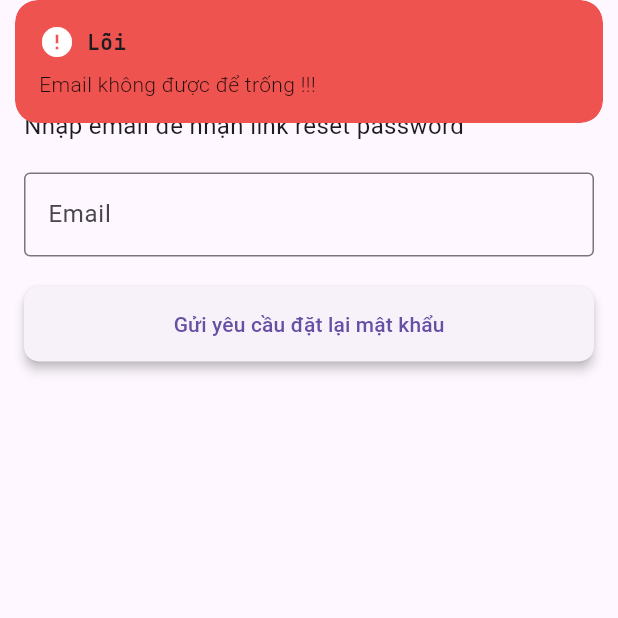
After one commit to quyok808/mobile_English, a Flutter app: the ForgotPasswordView screen opened by its route, after a tap on "Gửi yêu cầu đặt lại mật khẩu", on a phone screen of 412 x 824 dp, the top half of it. The commit adds this screen. Run offline on Flutter 3.47's test engine with Material 3 defaults, Android fonts, the phone set to English and light mode, and no system bars; our stand-ins replace cloud_firestore, firebase_auth, firebase_core, get, google_fonts, image_picker and 1 more; missing offline and left inert: mailer; accounts and stored records are empty.

Commit message:
Insert quên mật khẩu, xác thực tài khoản bằng OTP

```diff
--- a/lib/app/modules/auth/controllers/auth_controller.dart
+++ b/lib/app/modules/auth/controllers/auth_controller.dart
@@ -1,9 +1,18 @@
+// ignore_for_file: avoid_print, deprecated_member_use
+
+import 'dart:math';
+
+import 'package:cloud_firestore/cloud_firestore.dart';
 import 'package:firebase_auth/firebase_auth.dart';
 import 'package:get/get.dart';
+import 'package:mailer/mailer.dart';
+import 'package:mailer/smtp_server.dart';
+import 'package:onlya_english/app/themes/theme.dart';
 import 'package:shared_preferences/shared_preferences.dart';
 
 class AuthController extends GetxController {
   final FirebaseAuth _firebaseAuth = FirebaseAuth.instance;
+  final FirebaseFirestore _firestore = FirebaseFirestore.instance;
 
   // Trạng thái người dùng hiện tại
   Rx<User?> currentUser = Rx<User?>(null);
@@ -38,16 +47,113 @@ class AuthController extends GetxController {
       );
 
       if (userCredential.user != null) {
+        // Cập nhật display name
         await userCredential.user!.updateDisplayName(displayName);
-        await userCredential.user!.reload();
-        currentUser.value =
-            _firebaseAuth.currentUser; // Cập nhật thông tin người dùng
+
+        // Tạo OTP
+        String otp = generateOTP();
+        await saveOTP(email, otp);
+
+        // Gửi OTP qua email
+        await sendOTPEmail(email, otp);
+
+        // Đăng xuất để chờ xác nhận OTP
+        await _firebaseAuth.signOut();
+
+        Get.snackbar(
+          'Verify Email',
+          'An OTP has been sent to $email. Please verify.',
+          snackPosition: SnackPosition.TOP,
+        );
+
+        return true;
       }
-
-      return true;
+      return false;
     } catch (e) {
       print('Registration Error: $e');
       return false;
+    }
+  }
+
+  Future<bool> verifyOTP(String email, String inputOTP) async {
+    try {
+      DocumentSnapshot otpDoc =
+          await _firestore.collection('otps').doc(email).get();
+
+      if (otpDoc.exists && otpDoc['otp'] == inputOTP) {
+        await _firestore
+            .collection('otps')
+            .doc(email)
+            .delete(); // Xoá OTP sau khi xác minh
+        return true;
+      }
+      return false;
+    } catch (e) {
+      print('OTP Verification Error: $e');
+      return false;
+    }
+  }
+
+  // Tạo mã OTP ngẫu nhiên
+  String generateOTP() {
+    Random random = Random();
+    return (100000 + random.nextInt(900000)).toString(); // 6 chữ số
+  }
+
+  // Lưu OTP vào Firestore
+  Future<void> saveOTP(String email, String otp) async {
+    await _firestore.collection('otps').doc(email).set({'otp': otp});
+  }
+
+  // Gửi OTP qua email
+  Future<void> sendOTPEmail(String email, String otp) async {
+    String username = 'quyok8080@gmail.com'; // Địa chỉ email của bạn
+    String password = 'uaab ylsf uikl mnnd'; // Mật khẩu email
+
+    final smtpServer =
+        gmail(username, password); // Hoặc cấu hình SMTP của riêng bạn
+    final message = Message()
+      ..from = Address(username, 'OnlyA English')
+      ..recipients.add(email)
+      ..subject = 'Your OTP Code'
+      ..text = 'Your OTP code is: $otp';
+
+    try {
+      final sendReport = await send(message, smtpServer);
+      print('OTP Sent: ${sendReport.toString()}');
+    } catch (e) {
+      print('OTP Send Error: $e');
+    }
+  }
+
+  // Gửi OTP qua email
+  Future<void> reSendOTPEmail(String email) async {
+    //Xoá otp trước đã lưu
+    DocumentSnapshot otpDoc =
+        await _firestore.collection('otps').doc(email).get();
+
+    if (otpDoc.exists) {
+      await _firestore
+          .collection('otps')
+          .doc(email)
+          .delete(); // Xoá OTP sau khi xác minh
+    }
+    //Tạo otp mới
+    String otp = generateOTP();
+    saveOTP(email, otp);
+    //Gửi email
+    sendOTPEmail(email, otp);
+  }
+
+  // Gửi email khôi phục mật khẩu
+  Future<bool> sendPasswordResetEmail(String email) async {
+    try {
+      // Gửi email khôi phục mật khẩu
+      await _firebaseAuth.sendPasswordResetEmail(email: email);
+      return true; // Email gửi thành công
+    } catch (e) {
+      print('Password Reset Error: $e');
+      return false; // Gửi email thất bại
     }
   }
 
@@ -88,7 +194,7 @@ class AuthController extends GetxController {
       Get.snackbar(
         'Error',
         'An error occurred while logging out: $e',
-        snackPosition: SnackPosition.BOTTOM,
+        snackPosition: SnackPosition.TOP,
       );
     }
   }
--- /dev/null
+++ b/lib/app/modules/login/views/reset_password_view.dart
@@ -0,0 +1,78 @@
+// ignore_for_file: use_key_in_widget_constructors, prefer_const_constructors
+
+import 'package:flutter/material.dart';
+import 'package:get/get.dart';
+import 'package:onlya_english/app/themes/theme.dart';
+import '../../auth/controllers/auth_controller.dart';
+
+class ForgotPasswordView extends StatelessWidget {
+  final TextEditingController emailController = TextEditingController();
+
+  @override
+  Widget build(BuildContext context) {
+    final AuthController authController = Get.find<AuthController>();
+    return Scaffold(
+      appBar: AppBar(
+        title: Text('Quên mật khẩu ?'),
+      ),
+      body: Padding(
+        padding: const EdgeInsets.all(16.0),
+        child: Column(
+          crossAxisAlignment: CrossAxisAlignment.stretch,
+          children: [
+            Text(
+              'Nhập email để nhận link reset password',
+              style: TextStyle(fontSize: 16),
+            ),
+            SizedBox(height: 20),
+            TextField(
+              controller: emailController,
+              decoration: InputDecoration(
+                labelText: 'Email',
+                border: OutlineInputBorder(),
+              ),
+            ),
+            SizedBox(height: 20),
+            ElevatedButton(
+              onPressed: () async {
+                String email = emailController.text.trim();
+                if (email.isEmpty) {
+                  AppTheme.GetSnackBarError(
+                      title: 'Lỗi', content: 'Email không được để trống !!!');
+                  return;
+                }
+
+                Get.dialog(
+                  Center(child: CircularProgressIndicator()),
+                  barrierDismissible: false,
+                );
+
+                bool success =
+                    await authController.sendPasswordResetEmail(email);
+                Get.back();
+                if (success) {
+                  AppTheme.GetSnackBarSuccess(
+                      title: 'Thành công',
+                      content: 'Đã gửi link reset password đến $email');
+                  Get.offAllNamed('/login');
+                } else {
+                  AppTheme.GetSnackBarError(
+                      title: 'Lỗi', content: 'Không tìm thấy email !!!');
+                }
+              },
+              style: ElevatedButton.styleFrom(
+                // Màu nền chính
+                iconColor: Colors.white, // Màu chữ khi nút được kích hoạt
+                padding: EdgeInsets.symmetric(horizontal: 50, vertical: 15),
+                shape: RoundedRectangleBorder(
+                    borderRadius: BorderRadius.circular(10)), // Bo tròn góc
+                elevation: 3, // Thêm đổ bóng nhẹ
+              ),
+              child: Text('Gửi yêu cầu đặt lại mật khẩu'),
+            ),
+          ],
+        ),
+      ),
+    );
+  }
+}
--- a/lib/app/modules/login/views/widgets/login_button.dart
+++ b/lib/app/modules/login/views/widgets/login_button.dart
@@ -54,7 +54,7 @@ class LoginButton extends StatelessWidget {
         } else {
           AppTheme.GetSnackBarWarning(
             title: 'Đăng nhập thất bại',
-            content: 'Không tìm thấy thông tin tài khoản',
+            content: 'Sai thông tin tài khoản hoặc mật khẩu',
           );
         }
       },
--- a/lib/app/routes/app_pages.dart
+++ b/lib/app/routes/app_pages.dart
@@ -2,11 +2,13 @@
 
 import 'package:get/get.dart';
 import 'package:onlya_english/app/modules/account/bindings/account_binding.dart';
+import 'package:onlya_english/app/modules/auth/views/otp_auth_View.dart';
 import 'package:onlya_english/app/modules/home/bindings/home_bindings.dart';
 import '../modules/account/views/account_view.dart';
 import '../modules/auth/bindings/auth_binding.dart';
 import '../modules/auth/views/auth_checker_view.dart';
 import '../modules/home/views/home_view.dart';
+import '../modules/login/views/reset_password_view.dart';
 import '../modules/login/views/login_view.dart';
 import '../modules/register/views/register_view.dart';
 import 'app_routes.dart';
@@ -35,6 +37,14 @@ class AppPages {
       name: AppRoutes.ACCOUNT,
       page: () => AccountView(),
       binding: AccountBinding(),
-    )
+    ),
+    GetPage(
+      name: AppRoutes.OTP_VERIFY,
+      page: () => OTPVerificationView(),
+    ),
+    GetPage(
+      name: AppRoutes.FORGOT_PASSWORD,
+      page: () => ForgotPasswordView(),
+    ),
   ];
 }
--- a/lib/app/routes/app_routes.dart
+++ b/lib/app/routes/app_routes.dart
@@ -6,4 +6,6 @@ abstract class AppRoutes {
   static const LOGIN = '/login';
   static const REGISTER = '/register';
   static const ACCOUNT = '/account';
+  static const OTP_VERIFY = '/otp-verification';
+  static const FORGOT_PASSWORD = '/forgot-password';
 }
--- a/lib/app/themes/theme.dart
+++ b/lib/app/themes/theme.dart
@@ -1,4 +1,4 @@
-// ignore_for_file: prefer_const_constructors, prefer_const_literals_to_create_immutables
+// ignore_for_file: prefer_const_constructors, prefer_const_literals_to_create_immutables, non_constant_identifier_names
 
 import 'package:flutter/material.dart';
 import 'package:get/get.dart';
@@ -10,6 +10,7 @@ class AppTheme {
   static final darkTheme = ThemeData.dark();
   static final blue = Colors.blue[200];
   static final orange = Color(0xFFF2C18D);
+  static final green = Colors.greenAccent[400];
 
   //font chữ
   static final lobsterFont =
@@ -42,11 +43,30 @@ class AppTheme {
       title, // Title
       content, // Message
       snackPosition: SnackPosition.TOP,
-      backgroundColor: AppTheme.orange,
+      backgroundColor: Colors.red[400],
       titleText: Row(
         children: [
           Icon(Icons.error,
-              color: Colors.red), // Thay đổi icon và màu sắc theo ý muốn
+              color: Colors.white), // Thay đổi icon và màu sắc theo ý muốn
+          SizedBox(width: 8), // Khoảng cách giữa icon và chữ
+          Text(title,
+              style: AppTheme.jetBrainsMono), // Thay đổi màu sắc chữ nếu cần
+        ],
+      ),
+    );
+  }
+
+  static void GetSnackBarSuccess(
+      {required String title, required String content}) {
+    Get.snackbar(
+      title, // Title
+      content, // Message
+      snackPosition: SnackPosition.TOP,
+      backgroundColor: AppTheme.green,
+      titleText: Row(
+        children: [
+          Icon(Icons.check_circle,
+              color: Colors.white), // Thay đổi icon và màu sắc theo ý muốn
           SizedBox(width: 8), // Khoảng cách giữa icon và chữ
           Text(title,
               style: AppTheme.jetBrainsMono), // Thay đổi màu sắc chữ nếu cần
--- a/pubspec.yaml
+++ b/pubspec.yaml
@@ -18,6 +18,8 @@ dependencies:
   firebase_storage: ^12.3.7
   http: ^1.2.2
   get: ^4.6.6
+  random_string: ^2.3.1
+  mailer: ^6.3.0
 
 dev_dependencies:
   flutter_test:
```
Also changed, not shown: lib/app/modules/auth/views/otp_auth_View.dart (added, +160 -0 lines), lib/app/modules/login/views/login_view.dart (+15 -2 lines), lib/app/modules/register/views/register_view.dart (+5 -7 lines), lib/app/modules/register/views/widgets/register_button.dart (+10 -11 lines), pubspec.lock.
